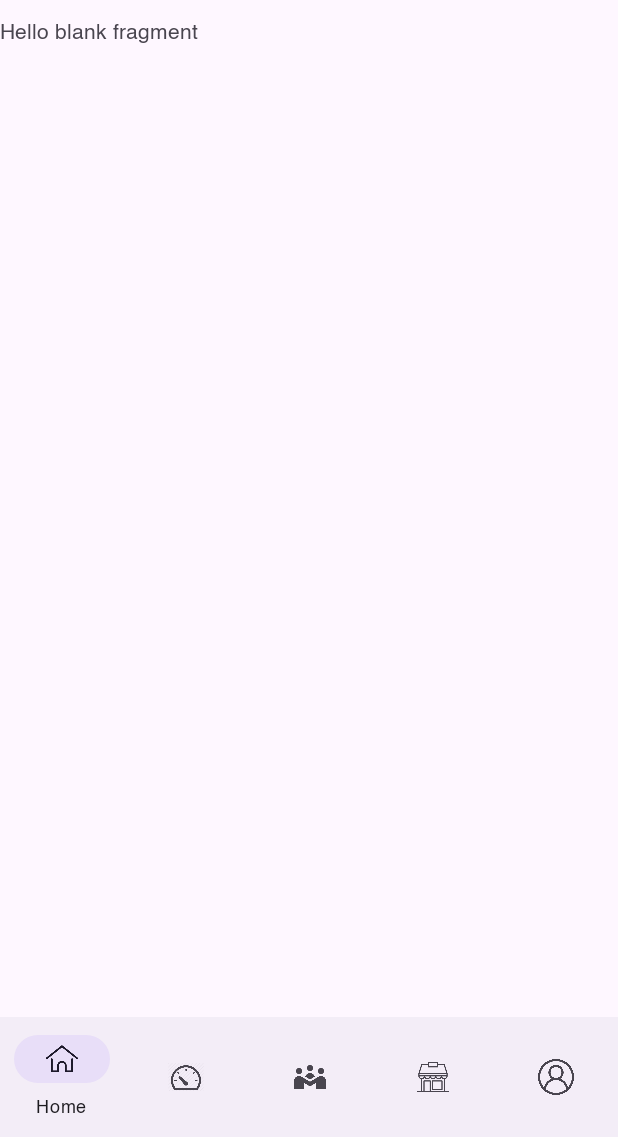
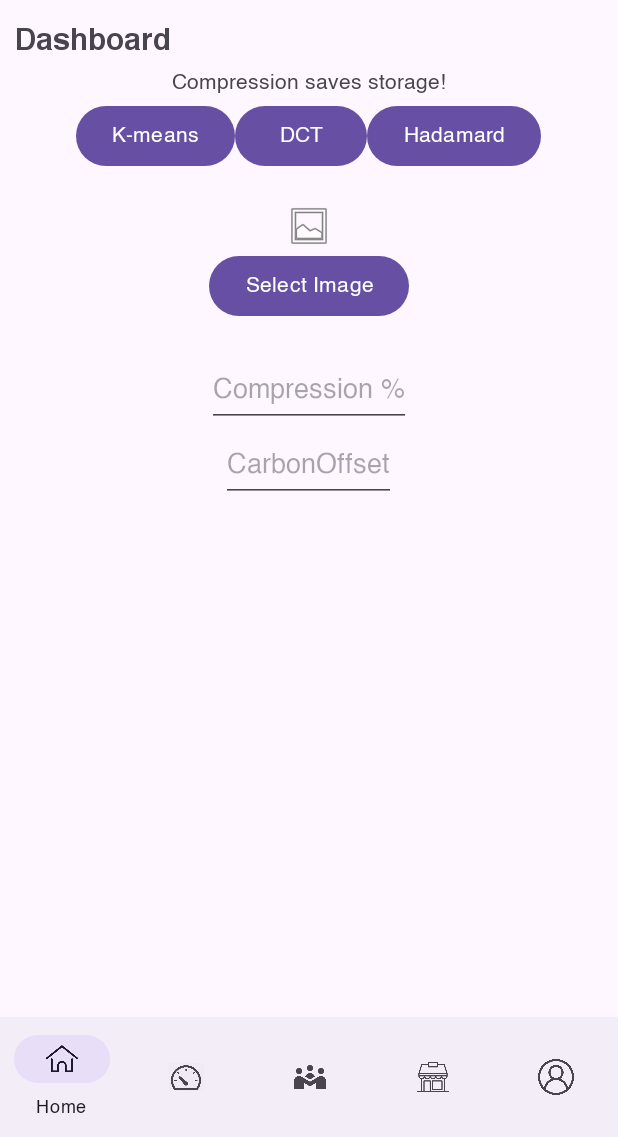
Before and after one commit to reyanshgupta/Cartor, an Android app: the fragment DashboardFragment placed in its activity, on a phone screen of 412 x 824 dp, the part 99-1236 px from its top. Run offline under Robolectric (Android 15) with nearby library versions, the phone set to English and light mode, and no system bars; libraries missing offline, so code that uses them is left out: com.chaquo.python.

Commit message:
224
have to fix the imagepicker

```diff
--- a/app/src/main/java/com/example/cartor/DashboardFragment.java
+++ b/app/src/main/java/com/example/cartor/DashboardFragment.java
@@ -1,12 +1,16 @@
 package com.example.cartor;
 
+import android.content.Intent;
+import android.net.Uri;
 import android.os.Bundle;
 
 import androidx.fragment.app.Fragment;
 
+import android.provider.MediaStore;
 import android.view.LayoutInflater;
 import android.view.View;
 import android.view.ViewGroup;
+import android.widget.ImageView;
 
 /**
  * A simple {@link Fragment} subclass.
@@ -48,17 +52,27 @@ public class DashboardFragment extends Fragment {
 
     @Override
     public void onCreate(Bundle savedInstanceState) {
+
         super.onCreate(savedInstanceState);
         if (getArguments() != null) {
             mParam1 = getArguments().getString(ARG_PARAM1);
             mParam2 = getArguments().getString(ARG_PARAM2);
         }
+
     }
 
     @Override
     public View onCreateView(LayoutInflater inflater, ViewGroup container,
                              Bundle savedInstanceState) {
         // Inflate the layout for this fragment
-        return inflater.inflate(R.layout.fragment_dashboard, container, false);
+        View view = inflater.inflate(R.layout.fragment_dashboard, container, false);
+        ImageView imageInput = view.findViewById(R.id.imageSelect);
+        return view;
+    }
+
+    public void onSelectImageClick(View view) {
+        // Create an intent to pick an image from the gallery.
+        Intent intent = new Intent(Intent.ACTION_PICK, MediaStore.Images.Media.EXTERNAL_CONTENT_URI);
+        startActivityForResult(intent, 1);
     }
 }
--- a/app/src/main/java/com/example/cartor/LandingPage.java
+++ b/app/src/main/java/com/example/cartor/LandingPage.java
@@ -1,10 +1,16 @@
 package com.example.cartor;
 import androidx.appcompat.app.AppCompatActivity;
 
+import android.app.Activity;
+import android.content.Intent;
+import android.graphics.Bitmap;
+import android.net.Uri;
 import android.os.Bundle;
+import android.provider.MediaStore;
 import android.view.View;
 import android.widget.Button;
 import android.widget.EditText;
+import android.widget.ImageView;
 
 import androidx.fragment.app.Fragment;
 import androidx.fragment.app.FragmentManager;
@@ -46,8 +52,29 @@ public class LandingPage extends AppCompatActivity {
         if (savedInstanceState == null) {
             replaceFragment(new HomeFragment());
         }
+
     }
+    @Override
+    protected void onActivityResult(int requestCode, int resultCode, Intent data) {
+        super.onActivityResult(requestCode, resultCode, data);
 
+        if (requestCode == 1 && resultCode == Activity.RESULT_OK && data != null) {
+            // Handle the result of image selection here.
+            Uri imageUri = data.getData();
+            try {
+                Bitmap bitmap = MediaStore.Images.Media.getBitmap(this.getContentResolver(), imageUri);
+
+                // Find your fragment and its ImageView
+                DashboardFragment fragment = (DashboardFragment) getSupportFragmentManager().findFragmentById(R.id.fragment_container);
+                ImageView imageView = fragment.getView().findViewById(R.id.imageSelect);
+
+                // Display the selected image in the ImageView
+                imageView.setImageBitmap(bitmap);
+            } catch (Exception e) {
+                e.printStackTrace();
+            }
+        }
+    }
     protected void replaceFragment(Fragment fragment) {
         FragmentManager fragmentManager = getSupportFragmentManager();
         FragmentTransaction fragmentTransaction = fragmentManager.beginTransaction();
--- a/app/src/main/res/layout/fragment_dashboard.xml
+++ b/app/src/main/res/layout/fragment_dashboard.xml
@@ -1,14 +1,92 @@
 <?xml version="1.0" encoding="utf-8"?>
-<FrameLayout xmlns:android="http://schemas.android.com/apk/res/android"
+<RelativeLayout xmlns:android="http://schemas.android.com/apk/res/android"
     xmlns:tools="http://schemas.android.com/tools"
     android:layout_width="match_parent"
     android:layout_height="match_parent"
+    android:id="@+id/parentLayoutDash"
     tools:context=".DashboardFragment">
-
+    <TextView
+        android:layout_width="wrap_content"
+        android:layout_height="wrap_content"
+        android:id="@+id/heading"
+        android:layout_marginLeft="10dp"
+        android:text="Dashboard"
+        android:textSize="20sp"
+        android:fontFamily="@font/helvetica_bold"/>
     <!-- TODO: Update blank fragment layout -->
     <TextView
-        android:layout_width="match_parent"
-        android:layout_height="match_parent"
-        android:text="@string/hello_blank_fragment" />
+        android:layout_width="wrap_content"
+        android:layout_height="wrap_content"
+        android:text="Compression saves storage!"
+        android:id="@+id/introText"
+        android:layout_below="@id/heading"
+        android:layout_centerHorizontal="true"/>
 
-</FrameLayout>
+    <LinearLayout
+        android:layout_width="wrap_content"
+        android:layout_height="wrap_content"
+        android:layout_below="@id/introText"
+        android:layout_centerHorizontal="true"
+        android:id="@+id/LLbuttons"
+        android:orientation="horizontal">
+
+        <Button
+            android:id="@+id/KmeansButton"
+            android:layout_width="wrap_content"
+            android:layout_height="wrap_content"
+            android:text="K-means" />
+
+        <Button
+            android:id="@+id/DCTButton"
+            android:layout_width="wrap_content"
+            android:layout_height="wrap_content"
+            android:text="DCT" />
+
+        <Button
+            android:id="@+id/HadamardButton"
+            android:layout_width="wrap_content"
+            android:layout_height="wrap_content"
+            android:text="Hadamard" />
+    </LinearLayout>
+    <ImageView
+        android:id="@+id/imageSelect"
+        android:layout_below="@id/LLbuttons"
+        android:layout_width="wrap_content"
+        android:layout_height="wrap_content"
+        android:layout_centerHorizontal="true"
+        android:layout_marginTop="20dp"
+        android:src="@android:drawable/ic_menu_gallery"
+        android:adjustViewBounds="true" />
+
+    <Button
+        android:layout_width="wrap_content"
+        android:layout_height="wrap_content"
+        android:layout_below="@id/imageSelect"
+        android:layout_centerHorizontal="true"
+        android:text="Select Image"
+        android:id="@+id/imageSelectButton"
+        android:onClick="onSelectImageClick" />
+
+    <ImageView
+        android:id="@+id/imageOutput"
+        android:layout_below="@id/imageSelectButton"
+        android:layout_width="wrap_content"
+        android:layout_height="wrap_content"
+        android:layout_centerHorizontal="true"
+        android:layout_marginTop="20dp"
+        android:adjustViewBounds="true" />
+    <EditText
+        android:layout_width="wrap_content"
+        android:layout_height="wrap_content"
+        android:id="@+id/CompressionET"
+        android:layout_below="@id/imageOutput"
+        android:layout_centerHorizontal="true"
+        android:hint="Compression %"/>
+    <EditText
+        android:layout_width="wrap_content"
+        android:layout_height="wrap_content"
+        android:id="@+id/CarbonOffsetET"
+        android:layout_below="@id/CompressionET"
+        android:layout_centerHorizontal="true"
+        android:hint="CarbonOffset"/>
+</RelativeLayout>
```
Also changed, not shown: app/src/main/java/com/example/cartor/extra.txt (line endings or trailing spaces), app/src/main/res/drawable/ic_launcher.png (added).
